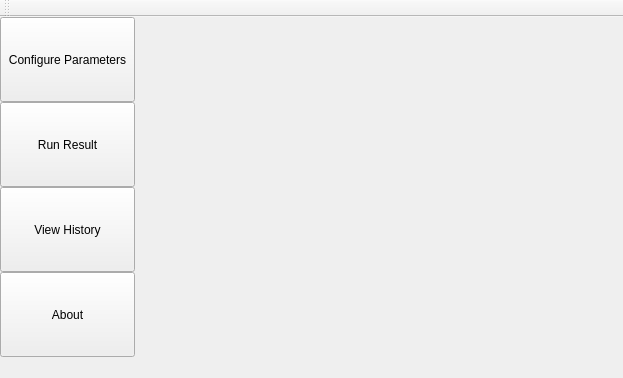
The window that mainwindow.ui (SimonCqk/Photon_Propagation_Simulation) describes before a commit, drawn with Qt 5.
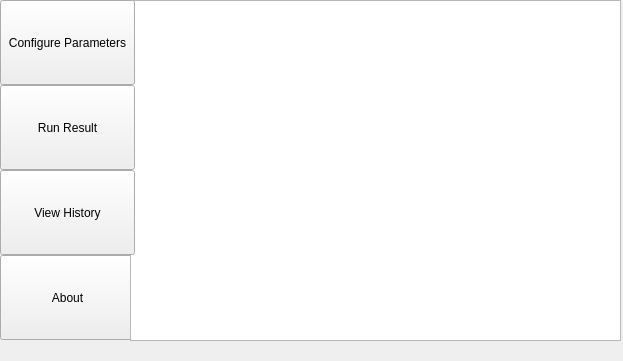
The same window after the commit. Icons and pictures are not drawn.

Commit message: main window continue.

What changed in the file:
```diff
--- a/mainwindow.ui
+++ b/mainwindow.ui
@@ -7,7 +7,7 @@
     <x>0</x>
     <y>0</y>
     <width>623</width>
-    <height>378</height>
+    <height>361</height>
    </rect>
   </property>
   <property name="windowTitle">
@@ -27,6 +27,11 @@
       <height>85</height>
      </rect>
     </property>
+    <property name="font">
+     <font>
+      <family>Microsoft YaHei UI</family>
+     </font>
+    </property>
     <property name="text">
      <string>About</string>
     </property>
@@ -37,6 +42,16 @@
      <bool>false</bool>
     </property>
    </widget>
+   <widget class="QTextBrowser" name="textBrowser">
+    <property name="geometry">
+     <rect>
+      <x>130</x>
+      <y>0</y>
+      <width>491</width>
+      <height>341</height>
+     </rect>
+    </property>
+   </widget>
    <widget class="QPushButton" name="ConfigButton">
     <property name="geometry">
      <rect>
@@ -55,6 +70,12 @@
     <property name="text">
      <string>Configure Parameters</string>
     </property>
+    <property name="checkable">
+     <bool>false</bool>
+    </property>
+    <property name="default">
+     <bool>false</bool>
+    </property>
     <property name="flat">
      <bool>false</bool>
     </property>
@@ -113,14 +134,6 @@
     </rect>
    </property>
   </widget>
-  <widget class="QToolBar" name="mainToolBar">
-   <attribute name="toolBarArea">
-    <enum>TopToolBarArea</enum>
-   </attribute>
-   <attribute name="toolBarBreak">
-    <bool>false</bool>
-   </attribute>
-  </widget>
  </widget>
  <layoutdefault spacing="6" margin="11"/>
  <resources>
```
Left out of the diff: 2 changed lines with no effect on the pictures. The commit also changes 2 other files.
